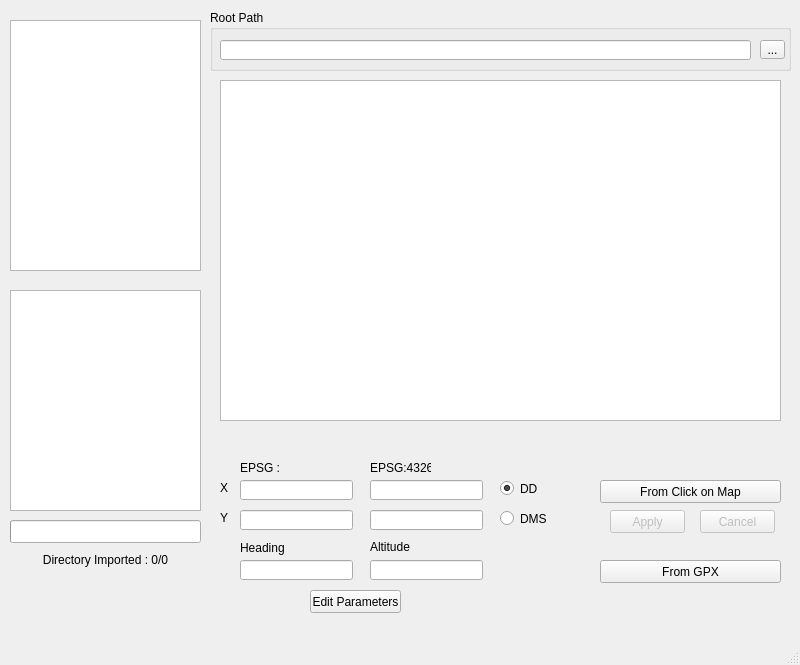
First picture: the form in protoComitePhoto.ui, repository frpin33/geoRef_QGIS, before the edit.
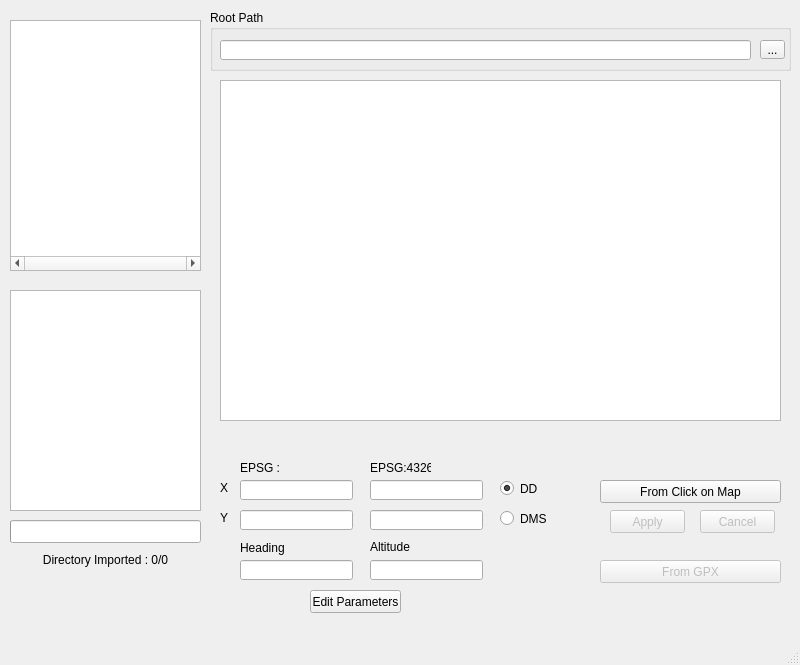
Second picture: the form after the edit.

```diff
--- a/protoComitePhoto.ui
+++ b/protoComitePhoto.ui
@@ -77,6 +77,9 @@
     </property>
    </widget>
    <widget class="QPushButton" name="pushButtonGPX">
+    <property name="enabled">
+     <bool>false</bool>
+    </property>
     <property name="geometry">
      <rect>
       <x>600</x>
@@ -189,6 +192,12 @@
       <height>251</height>
      </rect>
     </property>
+    <property name="horizontalScrollBarPolicy">
+     <enum>Qt::ScrollBarAlwaysOn</enum>
+    </property>
+    <property name="sizeAdjustPolicy">
+     <enum>QAbstractScrollArea::AdjustToContents</enum>
+    </property>
     <property name="autoScroll">
      <bool>false</bool>
     </property>
```
